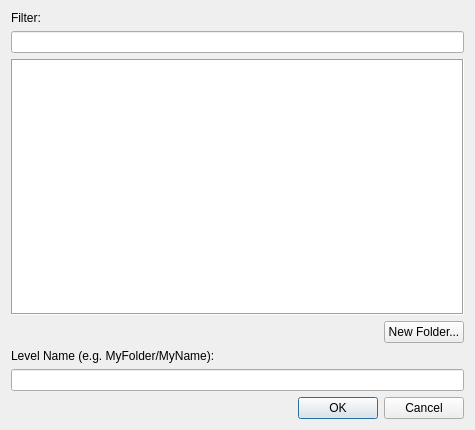
Qt form Code/Editor/LevelFileDialog.ui (IPeralta-GLSL/DuskEngine_2) before a commit.
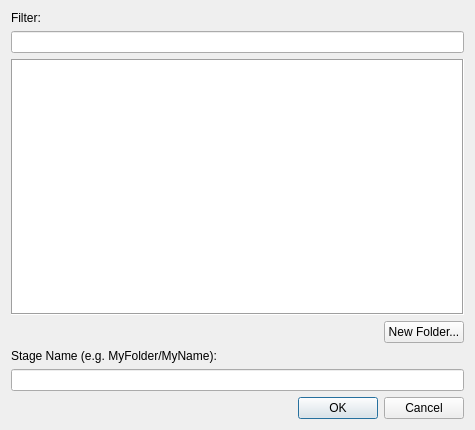
The same form after that commit.

```diff
--- a/Code/Editor/LevelFileDialog.ui
+++ b/Code/Editor/LevelFileDialog.ui
@@ -71,7 +71,7 @@
    <item>
     <widget class="QLabel" name="levelNameLavel">
      <property name="text">
-      <string>Level Name (e.g. MyFolder/MyName):</string>
+      <string>Stage Name (e.g. MyFolder/MyName):</string>
      </property>
      <property name="alignment">
       <set>Qt::AlignLeading|Qt::AlignLeft|Qt::AlignTop</set>
```
